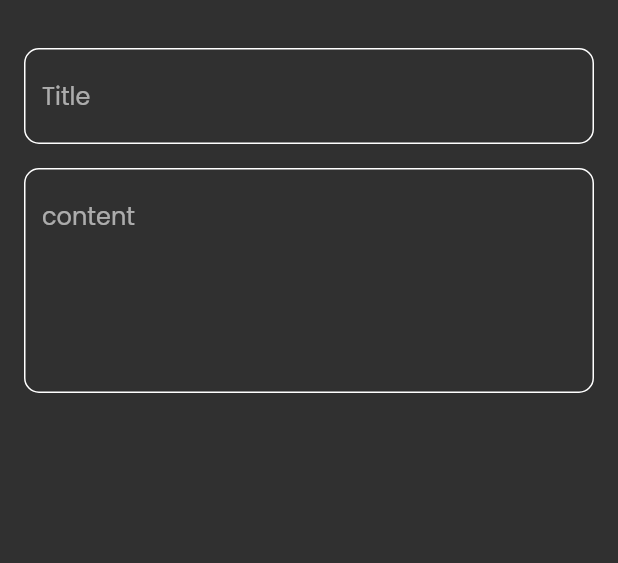
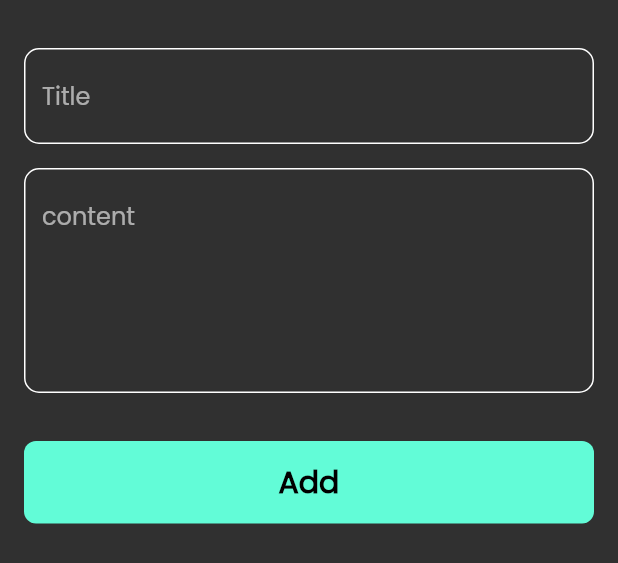
Before and after one commit to OmarIssa0/notes_app, a Flutter app: the AddNotesButtonSheet widget shown alone on an empty page, opened directly, on a phone screen of 412 x 824 dp. Shown: the top 563 px of the screen. Run offline on Flutter 3.47's test engine with Material 2 defaults, Android fonts, the phone set to English and light mode, and no system bars; our stand-ins replace font_awesome_flutter.

Commit message:
finish notes button sheet

```diff
--- a/lib/widgets/add_note_button_sheet.dart
+++ b/lib/widgets/add_note_button_sheet.dart
@@ -1,5 +1,9 @@
 import 'package:flutter/cupertino.dart';
+import 'package:flutter/material.dart';
+import 'package:notes_app/constant/constant.dart';
 import 'package:notes_app/widgets/custom_text_filed.dart';
+
+import 'custom_button.dart';
 
 class AddNotesButtonSheet extends StatelessWidget {
   const AddNotesButtonSheet({super.key});
@@ -8,6 +12,7 @@ class AddNotesButtonSheet extends StatelessWidget {
   Widget build(BuildContext context) {
     return Padding(
       padding: const EdgeInsets.symmetric(horizontal: 16),
+      child: SingleChildScrollView(
         child: Column(
           children: const [
             SizedBox(
@@ -23,7 +28,15 @@ class AddNotesButtonSheet extends StatelessWidget {
               hint: 'content',
               maxLines: 5,
             ),
+            SizedBox(
+              height: 32,
+            ),
+            CustomButton(),
+            SizedBox(
+              height: 16,
+            ),
           ],
+        ),
       ),
     );
   }
--- /dev/null
+++ b/lib/widgets/custom_button.dart
@@ -0,0 +1,29 @@
+import 'package:flutter/material.dart';
+
+import '../constant/constant.dart';
+
+class CustomButton extends StatelessWidget {
+  const CustomButton({super.key});
+
+  @override
+  Widget build(BuildContext context) {
+    return Container(
+      width: MediaQuery.of(context).size.width,
+      height: 55,
+      decoration: BoxDecoration(
+        borderRadius: BorderRadius.circular(8),
+        color: kPrimaryColor,
+      ),
+      child: const Center(
+        child: Text(
+          'Add',
+          style: TextStyle(
+            color: Colors.black,
+            fontSize: 20,
+            fontWeight: FontWeight.bold,
+          ),
+        ),
+      ),
+    );
+  }
+}
```
Lines whose indentation alone changed are shown as unchanged.
